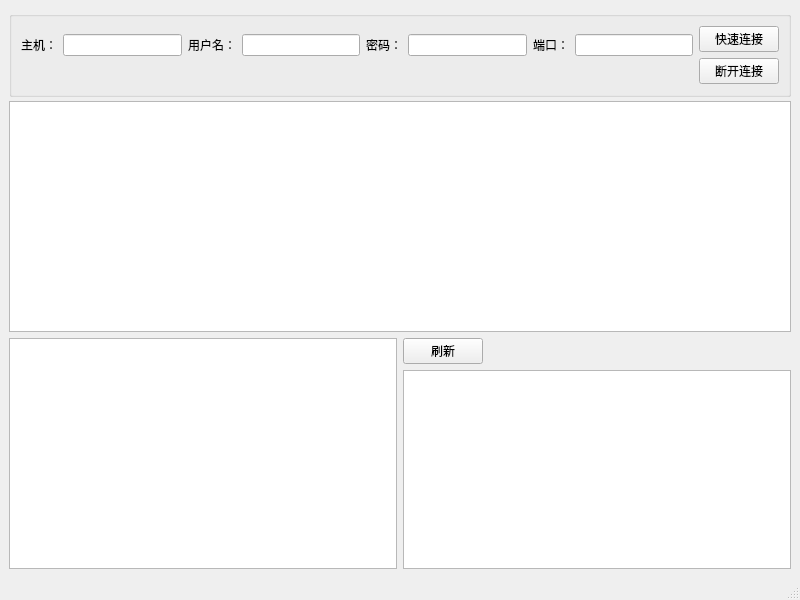
The window that main_window.ui (myosotisx/FTPClient-in-Cpp) describes before a commit, drawn with Qt 5.
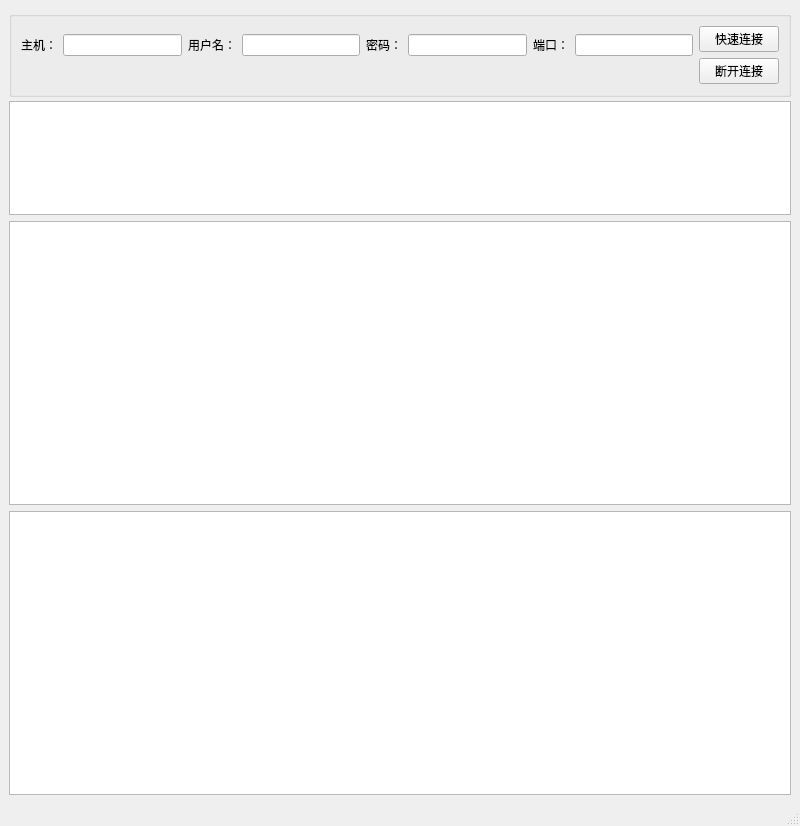
The same window after the commit.

The edit to the form file:
```diff
--- a/main_window.ui
+++ b/main_window.ui
@@ -7,14 +7,14 @@
     <x>0</x>
     <y>0</y>
     <width>800</width>
-    <height>600</height>
+    <height>826</height>
    </rect>
   </property>
   <property name="windowTitle">
    <string>MainWindow</string>
   </property>
   <widget class="QWidget" name="centralwidget">
-   <layout class="QVBoxLayout" name="verticalLayout_4">
+   <layout class="QVBoxLayout" name="verticalLayout" stretch="2,2,5,5">
     <item>
      <widget class="QGroupBox" name="groupBox">
       <property name="minimumSize">
@@ -119,42 +119,10 @@
      <widget class="QTextBrowser" name="infoBroser"/>
     </item>
     <item>
-     <layout class="QHBoxLayout" name="horizontalLayout_4">
-      <item>
-       <widget class="QTreeView" name="localFileTree"/>
-      </item>
-      <item>
-       <layout class="QVBoxLayout" name="verticalLayout">
-        <item>
-         <layout class="QHBoxLayout" name="horizontalLayout_2">
-          <item>
-           <widget class="QPushButton" name="refreshBtn">
-            <property name="text">
-             <string>刷新</string>
-            </property>
-           </widget>
-          </item>
-          <item>
-           <spacer name="horizontalSpacer_2">
-            <property name="orientation">
-             <enum>Qt::Horizontal</enum>
-            </property>
-            <property name="sizeHint" stdset="0">
-             <size>
-              <width>40</width>
-              <height>20</height>
-             </size>
-            </property>
-           </spacer>
-          </item>
-         </layout>
-        </item>
-        <item>
-         <widget class="QTreeView" name="remoteFileTree"/>
-        </item>
-       </layout>
-      </item>
-     </layout>
+     <widget class="QTreeView" name="localFileTree"/>
+    </item>
+    <item>
+     <widget class="QTreeView" name="remoteFileTree"/>
     </item>
    </layout>
   </widget>
```
